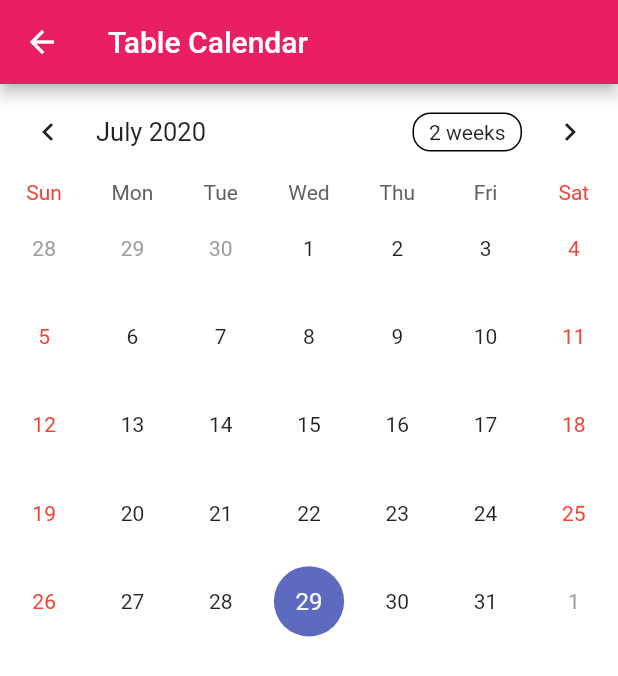
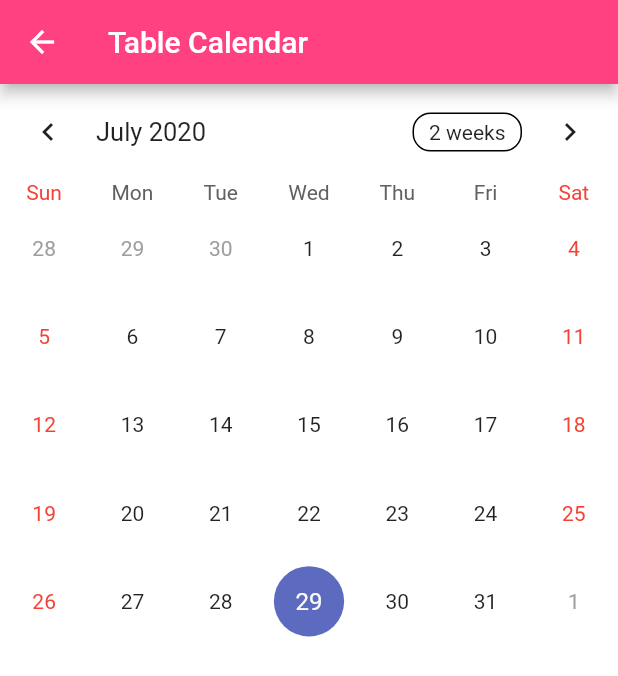
Before and after one commit to prabakar0/ITA-Calendar, a Flutter app: the screen it shows after launch, item 4 of the bottom bar chosen, on a phone screen of 412 x 824 dp. Shown: the top 676 px of the screen. Run offline on Flutter 3.47's test engine with Material 2 defaults, Android fonts, the phone set to English and light mode, and no system bars; drawn by our look-alikes of table_calendar; our stand-ins replace flutter_speed_dial.

Commit message:
Add files via upload

```diff
--- a/lib/main.dart
+++ b/lib/main.dart
@@ -27,7 +27,7 @@ class _SecondRouteState extends State<SecondRoute> {
       backgroundColor: Colors.white,
       appBar: AppBar(
         title: Text("Table Calendar"),
-        backgroundColor: Colors.pink,
+        backgroundColor: Colors.pinkAccent,
       ),
       body: Center(
 
```
